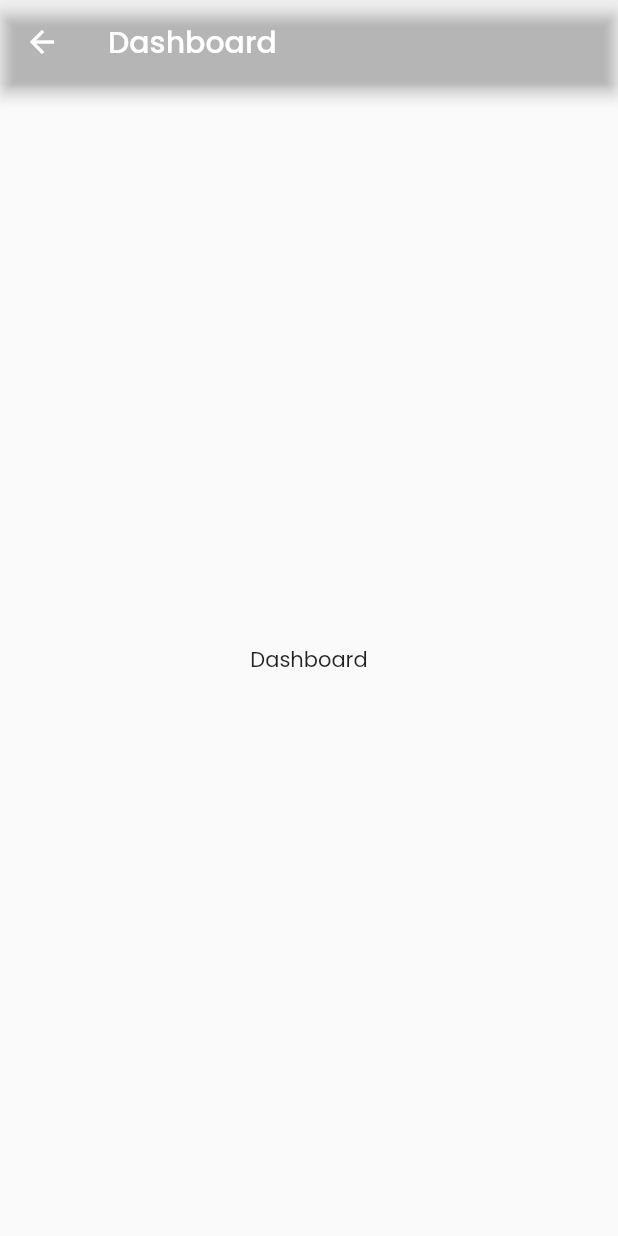
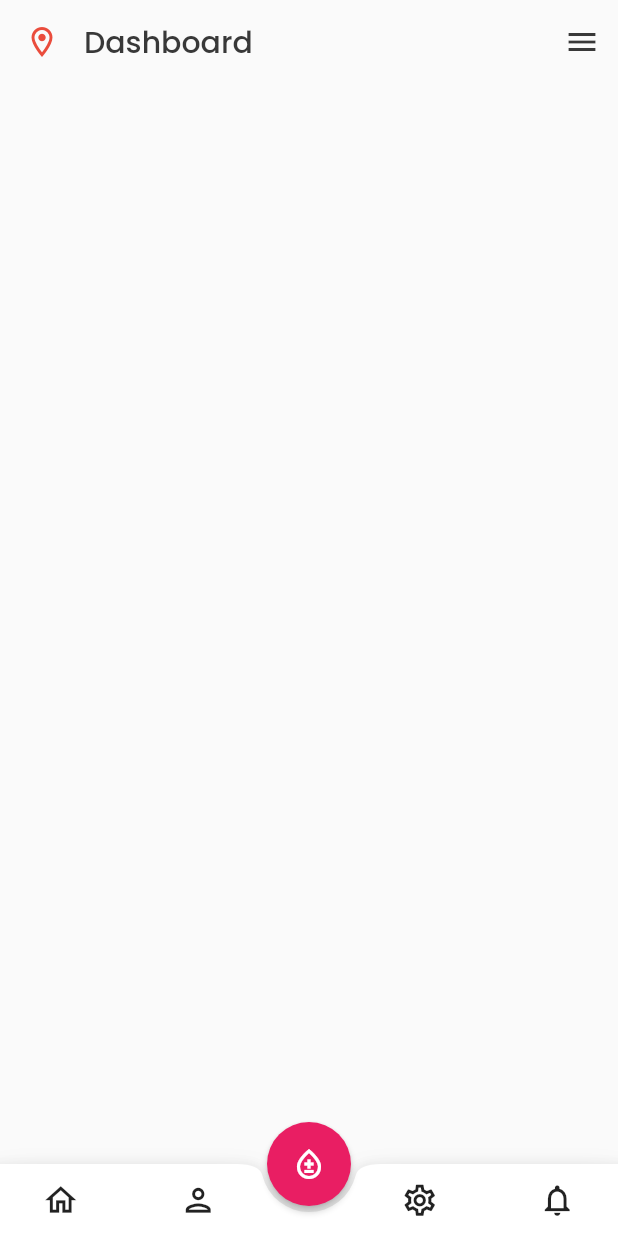
Before and after one commit to nagendrainvweb/connectingLife, a Flutter app: the DashboardPage screen opened by its route, on a phone screen of 412 x 824 dp. Run offline on Flutter 3.47's test engine with Material 2 defaults, Android fonts, the phone set to English and light mode, and no system bars; our stand-ins replace get_it, google_fonts, introduction_screen, stacked_services.

Commit message:
dashboard

```diff
--- a/clife/lib/screens/dashboard/dashboard_page.dart
+++ b/clife/lib/screens/dashboard/dashboard_page.dart
@@ -1,3 +1,7 @@
+import 'package:clife/screens/dashboard/home_widget.dart';
+import 'package:clife/util/app_color.dart';
+import 'package:clife/util/utility.dart';
+import 'package:flutter/cupertino.dart';
 import 'package:flutter/material.dart';
 
 class DashboardPage extends StatefulWidget {
@@ -12,11 +16,111 @@ class _DashboardPageState extends State<DashboardPage> {
   Widget build(BuildContext context) {
     return Scaffold(
       appBar: AppBar(
-        title: Text("Dashboard"),
+        automaticallyImplyLeading: false,
+        title: Text(
+          "Dashboard",
+          style: TextStyle(
+            color: AppColors.textColor,
+          ),
+        ),
+        leading: IconButton(
+          onPressed: () {},
+          icon: Icon(
+            Icons.location_on_outlined,
+            color: AppColors.mainColor,
+          ),
+        ),
+        titleSpacing: 0,
+        actions: [
+          IconButton(
+            onPressed: () {},
+            icon: Icon(
+              Icons.menu_outlined,
+              color: AppColors.textColor,
+            ),
+          ),
+        ],
+        backgroundColor: Colors.transparent,
+        elevation: 0,
       ),
-      body: Center(
-        child: Text("Dashboard"),
+      floatingActionButton: FloatingActionButton(
+        onPressed: () {},
+        tooltip: 'Increment',
+        child: Icon(
+          Icons.bloodtype_outlined,
+        ),
+        elevation: 2.0,
+      ),
+      floatingActionButtonLocation: FloatingActionButtonLocation.centerDocked,
+      bottomNavigationBar: BottomAppBar(
+        shape: CircularNotchedRectangle(),
+        //  color: Colors.blueGrey,
+        child: Row(
+          mainAxisSize: MainAxisSize.max,
+          mainAxisAlignment: MainAxisAlignment.spaceBetween,
+          children: <Widget>[
+            IconButton(
+              iconSize: 25.0,
+              padding: EdgeInsets.only(left: 28.0),
+              icon: Icon(
+                Icons.home_outlined,
+              ),
+              onPressed: () {
+                Utility.pushToNext(context, HomeWidgetPage());
+              },
+            ),
+            IconButton(
+              iconSize: 25.0,
+              padding: EdgeInsets.only(right: 28.0),
+              icon: Icon(
+                Icons.person_outlined,
+              ),
+              onPressed: () {
+                // setState(() {
+                //   _myPage.jumpToPage(1);
+                // });
+              },
+            ),
+            // Expanded(
+            //   child: IconButton(
+            //     iconSize: 30.0,
+            //     icon: Icon(Icons.bloodtype_outlined,),
+            //     onPressed: () {
+            //       // setState(() {
+            //       //   _myPage.jumpToPage(2);
+            //       // });
+            //     },
+            //   ),
+            // ),
+            IconButton(
+              iconSize: 25.0,
+              padding: EdgeInsets.only(left: 28.0),
+              icon: Icon(
+                Icons.settings_outlined,
+              ),
+              onPressed: () {
+                // setState(() {
+                //   _myPage.jumpToPage(2);
+                // });
+              },
+            ),
+            IconButton(
+              iconSize: 25.0,
+              padding: EdgeInsets.only(right: 28.0),
+              icon: Icon(
+                Icons.notifications_outlined,
+              ),
+              onPressed: () {
+                // setState(() {
+                //   _myPage.jumpToPage(3);
+                // });
+              },
+            )
+          ],
+        ),
       ),
     );
+
+
   }
 }
```
Also changed, not shown: clife/lib/screens/blood_type/blood_type_page.dart (+6 -2 lines), clife/lib/screens/dashboard/home_widget.dart (added, +46 -0 lines).
